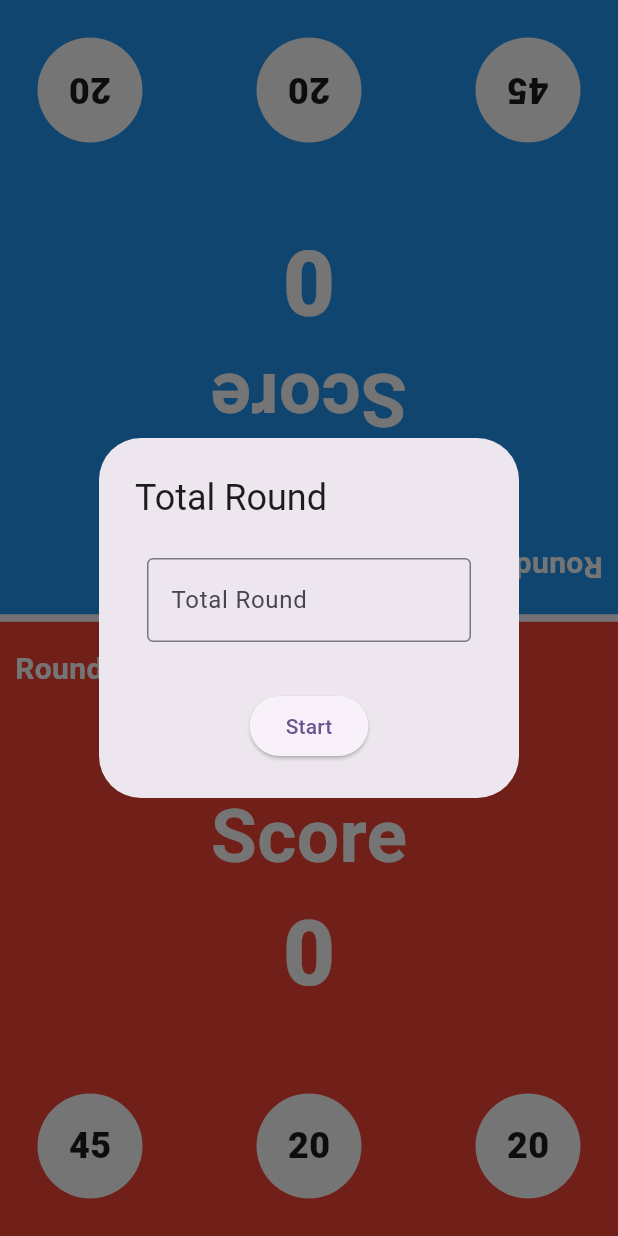
After one commit to ChanhXaoSa/beanmind-flutter, a Flutter app: the MathGame screen opened directly, on a phone screen of 412 x 824 dp. The commit adds this screen. Run offline on Flutter 3.47's test engine with Material 3 defaults, Android fonts, the phone set to English and light mode, and no system bars; our stand-ins replace dotted_border, firebase_core, just_audio, lottie, video_player; missing offline and left inert: flame, super_drag_and_drop; accounts and stored records are empty; network calls fail.

Commit message:
update math game 1v1

```diff
--- /dev/null
+++ b/devtools_options.yaml
@@ -0,0 +1,3 @@
+description: This file stores settings for Dart & Flutter DevTools.
+documentation: https://docs.flutter.dev/tools/devtools/extensions#configure-extension-enablement-states
+extensions:
--- a/lib/game/main.dart
+++ b/lib/game/game_list.dart
@@ -2,6 +2,7 @@ import 'package:beanmind_flutter/game/utils/count_animal.dart';
 import 'package:beanmind_flutter/game/widget/game_drag_and_drop/split_panels.dart';
 import 'package:beanmind_flutter/game/widget/game_drag_and_drop_shoping/shopping_split_panels.dart';
 import 'package:beanmind_flutter/game/widget/game_happy_farm/happy_farm_screen.dart';
+import 'package:beanmind_flutter/game/widget/game_math/math_game.dart';
 import 'package:beanmind_flutter/game/widget/game_ocean_adventure/ocean_adventure_screen.dart';
 import 'package:beanmind_flutter/game/widget/game_shopping/ProductDragAndDrop.dart';
 import 'package:flutter/material.dart';
@@ -18,11 +19,23 @@ class _GameListState extends State<GameList> {
   String gameThumbnailURL = '/images/game_thumbnail/';
 
   final List<Map<String, String>> games = [
-    {'title': 'Ocean adventure', 'image': 'ocean_adventure.png', 'gameType': 'ocean'},
+    {
+      'title': 'Ocean adventure',
+      'image': 'ocean_adventure.png',
+      'gameType': 'ocean'
+    },
     {'title': 'Happy farm', 'image': 'happy_farm.png', 'gameType': 'space'},
     {'title': 'Game shopping', 'image': 'happy_farm.png', 'gameType': 'jungle'},
-    {'title': 'Drag and Drop', 'image': 'ocean_adventure.png', 'gameType': 'desert'},
-    {'title': 'Mountain Climb', 'image': 'happy_farm.png', 'gameType': 'mountain'},
+    {
+      'title': 'Drag and Drop',
+      'image': 'ocean_adventure.png',
+      'gameType': 'desert'
+    },
+    {
+      'title': 'Mountain Climb',
+      'image': 'happy_farm.png',
+      'gameType': 'mountain'
+    },
     // Thêm các trò chơi khác ở đây
   ];
 
@@ -30,15 +43,19 @@ class _GameListState extends State<GameList> {
   Widget build(BuildContext context) {
     return Scaffold(
       appBar: AppBar(
-        title: Text(selectedGame != null ? _getGameTitle(selectedGame!) : 'Game Gallery'),
-        leading: selectedGame != null ? IconButton(
+        title: Text(selectedGame != null
+            ? _getGameTitle(selectedGame!)
+            : 'Game Gallery'),
+        leading: selectedGame != null
+            ? IconButton(
                 icon: const Icon(Icons.arrow_back),
                 onPressed: () {
                   setState(() {
                     selectedGame = null;
                   });
                 },
-        ) : null,
+              )
+            : null,
       ),
       body: isLoading
           ? _buildLoadingIndicator()
@@ -57,7 +74,7 @@ class _GameListState extends State<GameList> {
       case 'space':
         return 'Happy Farm';
       case 'jungle':
-        return 'Game Shopping';
+        return 'Math game 1v1';
       case 'desert':
         return 'Drag and Drop';
       case 'mountain':
@@ -78,7 +95,7 @@ class _GameListState extends State<GameList> {
       padding: const EdgeInsets.all(10.0),
       gridDelegate: const SliverGridDelegateWithFixedCrossAxisCount(
         crossAxisCount: 5, // Số cột
-        childAspectRatio: 16/9, // Tỷ lệ chiều rộng trên chiều cao
+        childAspectRatio: 16 / 9, // Tỷ lệ chiều rộng trên chiều cao
         crossAxisSpacing: 10.0,
         mainAxisSpacing: 10.0,
       ),
@@ -99,7 +116,8 @@ class _GameListState extends State<GameList> {
             });
           },
           child: GridTile(
-            child: Image.asset(gameThumbnailURL + games[index]['image']!, fit: BoxFit.cover),
+            child: Image.asset(gameThumbnailURL + games[index]['image']!,
+                fit: BoxFit.cover),
             footer: GridTileBar(
               backgroundColor: Colors.black54,
               title: Text(games[index]['title']!),
@@ -117,7 +135,7 @@ class _GameListState extends State<GameList> {
       case 'space':
         return HappyFarmScreen();
       case 'jungle':
-        return ProductDragAndDrop();
+        return const MathGame();
       case 'desert':
         return const SplitPanels();
       case 'mountain':
--- /dev/null
+++ b/lib/game/widget/game_math/math_game.dart
@@ -0,0 +1,501 @@
+import 'dart:math';
+
+import 'package:flutter/material.dart';
+
+class MathGame extends StatefulWidget {
+  const MathGame({super.key});
+
+  @override
+  State<MathGame> createState() => _MathGameState();
+}
+
+class _MathGameState extends State<MathGame> {
+  int? firstValue;
+  int? secondValue;
+  String? operator;
+  int? correctAnswer;
+  List<int> choice = [];
+  bool isAnswered = false;
+  bool isCorrect = false;
+  Player? currentPlayerAnswer;
+
+  int scoreP1 = 0;
+  int scoreP2 = 0;
+  int totalRound = 0;
+  int currentRound = 0;
+
+  @override
+  void initState() {
+    Future.delayed(Duration(seconds: 0)).then((_) {
+      showModalRound();
+    });
+    restartGame();
+    super.initState();
+  }
+
+  restartGame() {
+    getRandomValue();
+    operator = getRandomOperator();
+    correctAnswer = calculateAnswer(firstValue!, secondValue!, operator!);
+    choice.clear();
+    choice.add(correctAnswer!);
+    choice.add(Random().nextInt(100));
+    choice.add(Random().nextInt(100));
+    choice.shuffle();
+  }
+
+  getRandomValue() {
+    setState(() {
+      firstValue = Random().nextInt(50) + 5;
+      secondValue = Random().nextInt(firstValue!);
+    });
+  }
+
+  String getRandomOperator() {
+    List<String> operators = [
+      '+',
+      '-',
+      // '*',
+      // '/',
+    ];
+    return operators[Random().nextInt(operators.length)];
+  }
+
+  int calculateAnswer(int num1, int num2, String operator) {
+    switch (operator) {
+      case '+':
+        return num1 + num2;
+      case '-':
+        return num1 - num2;
+      // case '*':
+      //   return num1 * num2;
+      // case '/':
+      //   return num1 ~/ num2;
+      default:
+        throw ArgumentError('Invalid operator');
+    }
+  }
+
+  answer({Player? player, index}) {
+    if (!isAnswered) {
+      setState(() {
+        isAnswered = true;
+        currentPlayerAnswer = player;
+        if (choice.elementAt(index) == correctAnswer) {
+          isCorrect = true;
+          if (currentPlayerAnswer == Player.p1) {
+            scoreP1 = scoreP1 + 10;
+          } else {
+            scoreP2 = scoreP2 + 10;
+          }
+        } else {
+          isCorrect = false;
+        }
+      });
+
+      Future.delayed(Duration(seconds: 1), () {
+        setState(() {
+          isAnswered = false;
+        });
+      }).whenComplete(() {
+        currentRound = currentRound + 1;
+        restartGame();
+      });
+    }
+  }
+
+  @override
+  Widget build(BuildContext context) {
+    return Scaffold(
+      body: Container(
+        width: MediaQuery.sizeOf(context).width,
+        child: Stack(
+          children: [
+            Column(
+              children: [
+                Expanded(
+                  child: RotatedBox(
+                    quarterTurns: 2,
+                    child: Container(
+                      padding: EdgeInsets.all(5),
+                      width: double.infinity,
+                      color: Colors.blue,
+                      child: Stack(
+                        children: [
+                          Column(
+                            children: [
+                              Row(
+                                children: [
+                                  Container(
+                                    padding: EdgeInsets.only(left: 5),
+                                    child: Text(
+                                      "Round ${currentRound}",
+                                      style: TextStyle(
+                                        fontSize: 20,
+                                        fontWeight: FontWeight.w700,
+                                        color: Colors.white,
+                                      ),
+                                    ),
+                                  ),
+                                  Expanded(
+                                    child: Center(
+                                      child: Container(
+                                        padding: EdgeInsets.all(5),
+                                        decoration: BoxDecoration(
+                                          borderRadius:
+                                              BorderRadius.circular(8),
+                                          color: Colors.white,
+                                        ),
+                                        child: Text(
+                                          "${firstValue} ${operator} ${secondValue}",
+                                          style: TextStyle(
+                                            fontSize: 30,
+                                            fontWeight: FontWeight.w700,
+                                          ),
+                                        ),
+                                      ),
+                                    ),
+                                  ),
+                                  SizedBox(width: 80)
+                                ],
+                              ),
+                              Spacer(),
+                              Text(
+                                "Score",
+                                style: TextStyle(
+                                  fontSize: 50,
+                                  fontWeight: FontWeight.w700,
+                                  color: Colors.white,
+                                ),
+                              ),
+                              Text(
+                                scoreP2.toString(),
+                                style: TextStyle(
+                                  fontSize: 60,
+                                  fontWeight: FontWeight.w900,
+                                  color: Colors.white,
+                                ),
+                              ),
+                              Spacer(),
+                              Container(
+                                margin: EdgeInsets.symmetric(horizontal: 20),
+                                child: Row(
+                                  mainAxisAlignment:
+                                      MainAxisAlignment.spaceBetween,
+                                  children:
+                                      List.generate(choice.length, (index) {
+                                    return GestureDetector(
+                                      onTap: () {
+                                        answer(player: Player.p2, index: index);
+                                      },
+                                      child: Container(
+                                        width: 70,
+                                        height: 70,
+                                        padding: EdgeInsets.all(5),
+                                        decoration: BoxDecoration(
+                                          borderRadius:
+                                              BorderRadius.circular(50),
+                                          color: Colors.white,
+                                        ),
+                                        child: Center(
+                                          child: Text(
+                                            choice.elementAt(index).toString(),
+                                            style: TextStyle(
+                                              fontSize: 24,
+                                              fontWeight: FontWeight.w900,
+                                            ),
+                                          ),
+                                        ),
+                                      ),
+                                    );
+                                  }),
+                                ),
+                              ),
+                              SizedBox(
+                                height: 20,
+                              )
+                            ],
+                          ),
+                          Visibility(
+                            visible: isAnswered,
+                            child: Container(
+                              decoration: BoxDecoration(
+                                color: Colors.black.withOpacity(0.8),
+                              ),
+                              child: currentPlayerAnswer != Player.p2
+                                  ? SizedBox(
+                                      width: double.infinity,
+                                      height: double.infinity,
+                                    )
+                                  : Center(
+                                      child: Column(
+                                        mainAxisAlignment:
+                                            MainAxisAlignment.center,
+                                        children: [
+                                          isCorrect
+                                              ? Icon(
+                                                  Icons.check,
+                                                  color: Colors.green,
+                                                  size: 100,
+                                                )
+                                              : Icon(
+                                                  Icons.close,
+                                                  color: Colors.red,
+                                                  size: 100,
+                                                ),
+                                          Text(
+                                            isCorrect ? "Correct" : "Wrong",
+                                            style: TextStyle(
+                                              fontSize: 20,
+                                              fontWeight: FontWeight.w900,
+                                              color: Colors.white,
+                                            ),
+                                          ),
+                                        ],
+                                      ),
+                                    ),
+                            ),
+                          )
+                        ],
+                      ),
+                    ),
+                  ),
+                ),
+                SizedBox(
+                  height: 5,
+                ),
+                Expanded(
+                  child: Container(
+                    padding: EdgeInsets.all(5),
+                    width: double.infinity,
+                    color: Colors.red,
+                    child: Stack(
+                      children: [
+                        Column(
+                          children: [
+                            Row(
+                              children: [
+                                Container(
+                                  padding: EdgeInsets.only(left: 5),
+                                  child: Text(
+                                    "Round ${currentRound}",
+                                    style: TextStyle(
+                                      fontSize: 20,
+                                      fontWeight: FontWeight.w700,
+                                      color: Colors.white,
+                                    ),
+                                  ),
+                                ),
+                                Expanded(
+                                  child: Center(
+                                    child: Container(
+                                      padding: EdgeInsets.all(5),
+                                      decoration: BoxDecoration(
+                                        borderRadius: BorderRadius.circular(8),
+                                        color: Colors.white,
+                                      ),
+                                      child: Text(
+                                        "${firstValue} ${operator} ${secondValue}",
+                                        style: TextStyle(
+                                          fontSize: 30,
+                                          fontWeight: FontWeight.w700,
+                                        ),
+                                      ),
+                                    ),
+                                  ),
+                                ),
+                                SizedBox(width: 80)
+                              ],
+                            ),
+                            Spacer(),
+                            Text(
+                              "Score",
+                              style: TextStyle(
+                                fontSize: 50,
+                                fontWeight: FontWeight.w700,
+                                color: Colors.white,
+                              ),
+                            ),
+                            Text(
+                              scoreP1.toString(),
+                              style: TextStyle(
+                                fontSize: 60,
+                                fontWeight: FontWeight.w900,
+                                color: Colors.white,
+                              ),
+                            ),
+                            Spacer(),
+                            Container(
+                              margin: EdgeInsets.symmetric(horizontal: 20),
+                              child: Row(
+                                mainAxisAlignment:
+                                    MainAxisAlignment.spaceBetween,
+                                children: List.generate(choice.length, (index) {
+                                  return GestureDetector(
+                                    onTap: () {
+                                      answer(player: Player.p1, index: index);
+                                    },
+                                    child: Container(
+                                      width: 70,
+                                      height: 70,
+                                      padding: EdgeInsets.all(5),
+                                      decoration: BoxDecoration(
+                                        borderRadius: BorderRadius.circular(50),
+                                        color: Colors.white,
+                                      ),
+                                      child: Center(
+                                        child: Text(
+                                          choice.elementAt(index).toString(),
+                                          style: TextStyle(
+                                            fontSize: 24,
+                                            fontWeight: FontWeight.w900,
+                                          ),
+                                        ),
+                                      ),
+                                    ),
+                                  );
+                                }),
+                              ),
+                            ),
+                            SizedBox(
+                              height: 20,
+                            )
+                          ],
+                        ),
+                        Visibility(
+                          visible: isAnswered,
+                          child: Container(
+                            decoration: BoxDecoration(
+                              color: Colors.black.withOpacity(0.8),
+                            ),
+                            child: currentPlayerAnswer != Player.p1
+                                ? SizedBox(
+                                    width: double.infinity,
+                                    height: double.infinity,
+                                  )
+                                : Center(
+                                    child: Column(
+                                      mainAxisAlignment:
+                                          MainAxisAlignment.center,
+                                      children: [
+                                        isCorrect
+                                            ? Icon(
+                                                Icons.check,
+                                                color: Colors.green,
+                                                size: 100,
+                                              )
+                                            : Icon(
+                                                Icons.close,
+                                                color: Colors.red,
+                                                size: 100,
+                                              ),
+                                        Text(
+                                          isCorrect ? "Correct" : "Wrong",
+                                          style: TextStyle(
+                                            fontSize: 20,
+                                            fontWeight: FontWeight.w900,
+                                            color: Colors.white,
+                                          ),
+                                        ),
+                                      ],
+                                    ),
+                                  ),
+                          ),
+                        )
+                      ],
+                    ),
+                  ),
+                )
+              ],
+            ),
+            Visibility(
+              visible: totalRound + 1 == currentRound,
+              child: Container(
+                color: Colors.grey.withOpacity(0.9),
+                child: Center(
+                  child: Column(
+                    mainAxisAlignment: MainAxisAlignment.center,
+                    children: [
+                      Text(
+                        scoreP1 == scoreP2
+                            ? "DRAW"
+                            : scoreP1 > scoreP2
+                                ? "PLAYER 1\nWON"
+                                : "PLAYER 2\nWON",
+                        style: TextStyle(
+                          fontSize: 40,
+                          fontWeight: FontWeight.w900,
+                          color: Colors.black,
+                        ),
+                        textAlign: TextAlign.center,
+                      ),
+                      ElevatedButton(
+                        onPressed: () {
+                          setState(() {
+                            currentRound = 0;
+                            scoreP1 = 0;
+                            scoreP2 = 0;
+                          });
+                          restartGame();
+                        },
+                        child: Text("Restart"),
+                      ),
+                    ],
+                  ),
+                ),
+              ),
+            ),
+          ],
+        ),
+      ),
+    );
+  }
+
+  showModalRound() {
+    final totalRoundController = TextEditingController();
+    showDialog(
+        barrierDismissible: false,
+        context: context,
+        builder: (BuildContext context) {
+          return AlertDialog(
+            scrollable: true,
+            title: Text('Total Round'),
+            content: Padding(
+              padding: const EdgeInsets.all(8.0),
+              child: Form(
+                child: Column(
+                  children: <Widget>[
+                    TextField(
+                      keyboardType: TextInputType.number,
+                      decoration: InputDecoration(
+                        border: OutlineInputBorder(),
+                        hintText: 'Total Round',
+                      ),
+                      controller: totalRoundController,
+                    ),
+                  ],
+                ),
+              ),
+            ),
+            actionsAlignment: MainAxisAlignment.center,
+            actions: [
+              ElevatedButton(
+                  child: Text("Start"),
+                  onPressed: () {
+                    setState(() {
+                      totalRound = int.parse(totalRoundController.text);
+                      currentRound = 1;
+                    });
+                    Navigator.pop(context);
+                  })
+            ],
+          );
+        }).then((value) {
+      if (totalRoundController.text.isEmpty) {
+        Navigator.pop(context);
+      }
+    });
+  }
+}
+
+enum Player { p1, p2 }
--- a/lib/layout.dart
+++ b/lib/layout.dart
@@ -1,5 +1,5 @@
 import 'package:beanmind_flutter/challenge_page.dart';
-import 'package:beanmind_flutter/game/main.dart';
+import 'package:beanmind_flutter/game/game_list.dart';
 import 'package:flutter/material.dart';
 
 class BeanMindLayout extends StatefulWidget {
```
Lines whose indentation alone changed are shown as unchanged.
